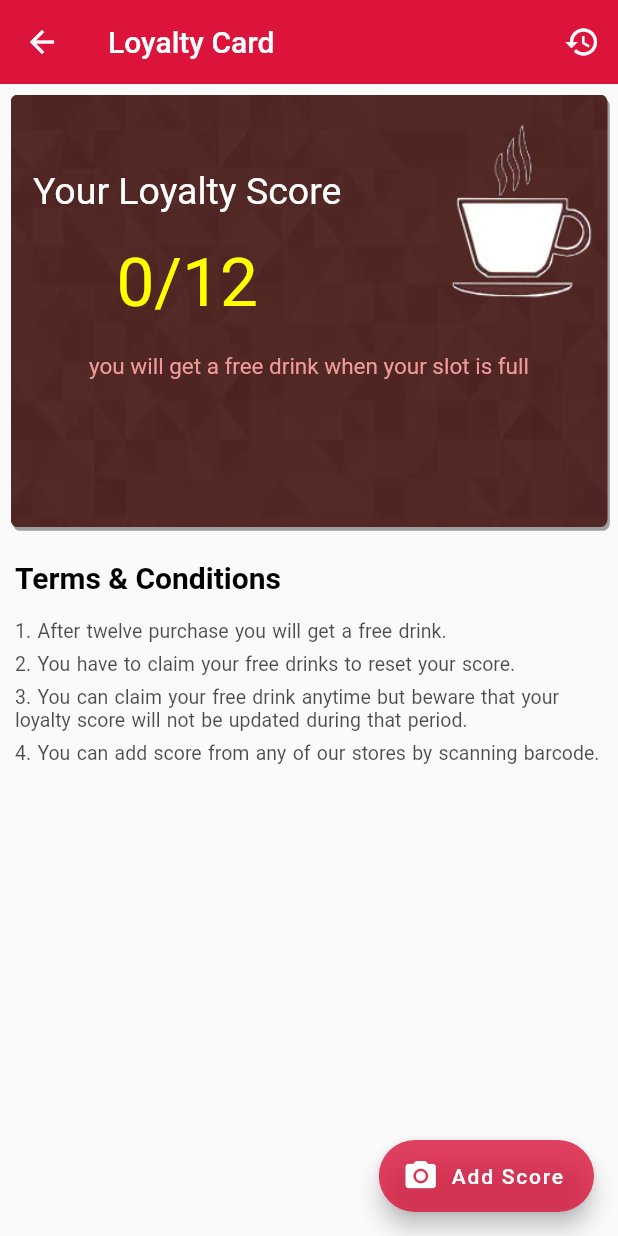
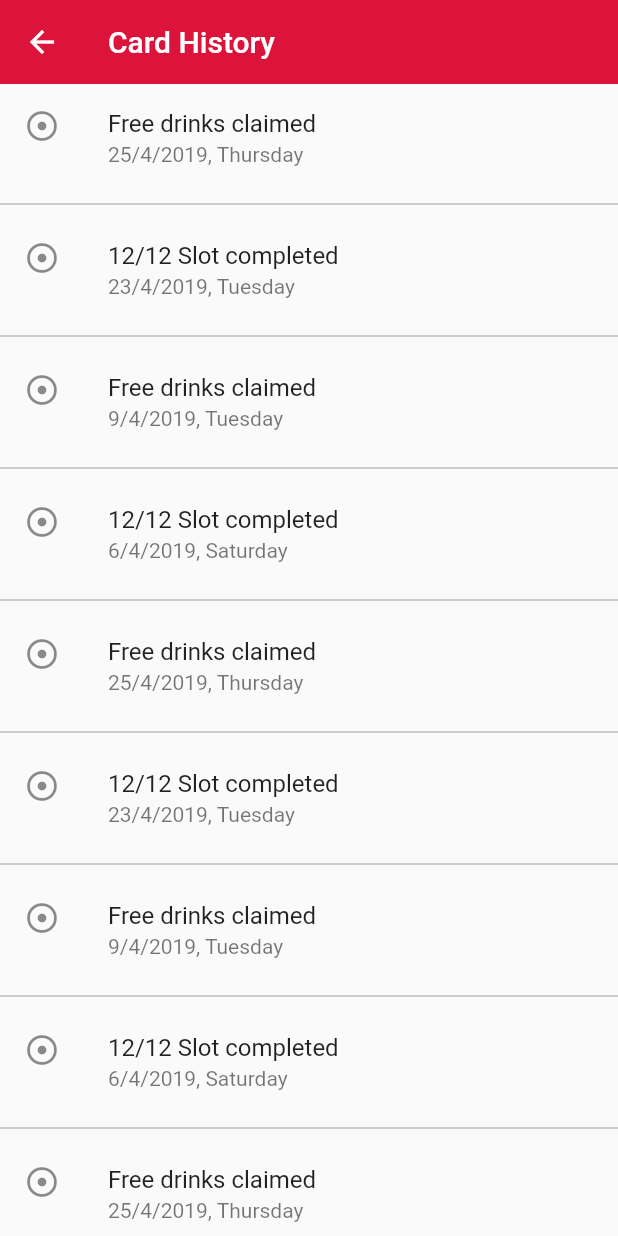
Before and after one commit to Shusmoy108/coffee-shop, a Flutter app: the GiftPage screen opened directly, after a tap on the "history" icon, on a phone screen of 412 x 824 dp. Run offline on Flutter 3.47's test engine with Material 2 defaults, Android fonts, the phone set to English and light mode, and no system bars; our stand-ins replace flutter_map, font_awesome_flutter, latlong; missing offline and left inert: qrcode_reader, unicorndial.

Commit message:
card history added

```diff
--- a/lib/src/resources/dummydata.dart
+++ b/lib/src/resources/dummydata.dart
@@ -78,4 +78,20 @@ final americanodata = [
   ['Xubayer Americano', 'images/whitechocomocha.jpg']
 ];
 
-final description = "Our dark, rich espresso is balanced with steamed milk and topped with a light layer of foam. A perfect milk-forward wardm up.";
+final description =
+    "Our dark, rich espresso is balanced with steamed milk and topped with a light layer of foam. A perfect milk-forward wardm up.";
+
+final cardhistoty = [
+  ['Free drinks claimed', '25/4/2019, Thursday'],
+  ['12/12 Slot completed', '23/4/2019, Tuesday'],
+  ['Free drinks claimed', '9/4/2019, Tuesday'],
+  ['12/12 Slot completed', '6/4/2019, Saturday'],
+  ['Free drinks claimed', '25/4/2019, Thursday'],
+  ['12/12 Slot completed', '23/4/2019, Tuesday'],
+  ['Free drinks claimed', '9/4/2019, Tuesday'],
+  ['12/12 Slot completed', '6/4/2019, Saturday'],
+  ['Free drinks claimed', '25/4/2019, Thursday'],
+  ['12/12 Slot completed', '23/4/2019, Tuesday'],
+  ['Free drinks claimed', '9/4/2019, Tuesday'],
+  ['12/12 Slot completed', '6/4/2019, Saturday'],
+];
--- /dev/null
+++ b/lib/src/screens/cardhistorypage/card_history_page.dart
@@ -0,0 +1,36 @@
+import 'package:flutter/material.dart';
+import '../../resources/dummydata.dart';
+
+class CardHistoryPage extends StatelessWidget {
+  @override
+  Widget build(BuildContext context) {
+    return Scaffold(
+      appBar: AppBar(
+        title: Text('Card History'),
+        backgroundColor: Color.fromRGBO(220, 20, 60, 1.0),
+        elevation: 0.0,
+      ),
+      body: Container(
+        child: ListView.separated(
+          itemCount: cardhistoty.length,
+          separatorBuilder: (context, index) {
+            return Divider(
+              color: Colors.grey,
+            );
+          },
+          itemBuilder: (context, index) {
+            return ListTile(
+              leading: Icon(Icons.adjust),
+              title: Text(
+                cardhistoty[index][0],
+              ),
+              subtitle: Text(
+                cardhistoty[index][1],
+              ),
+            );
+          },
+        ),
+      ),
+    );
+  }
+}
--- a/lib/src/screens/giftpage/gift_page.dart
+++ b/lib/src/screens/giftpage/gift_page.dart
@@ -3,6 +3,7 @@ import 'package:flutter/material.dart';
 import 'loyalty_card_ui.dart';
 import 'terms_and_conditions.dart';
 import 'package:qrcode_reader/qrcode_reader.dart';
+import '../cardhistorypage/card_history_page.dart';
 
 class GiftPage extends StatefulWidget {
   @override
@@ -92,7 +93,15 @@ class _GiftPageState extends State<GiftPage> {
         actions: <Widget>[
           IconButton(
             icon: Icon(Icons.history),
-            onPressed: () {},
+            onPressed: () {
+              Navigator.of(context).push(
+                MaterialPageRoute(
+                  builder: (BuildContext context) {
+                    return CardHistoryPage();
+                  },
+                ),
+              );
+            },
           ),
         ],
       ),
```
